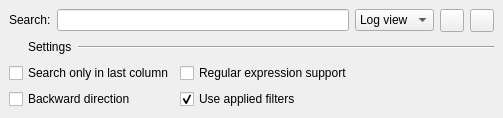
First picture: the form in src/SearchBar.ui, repository DonRumata710/LogManager, before the edit.
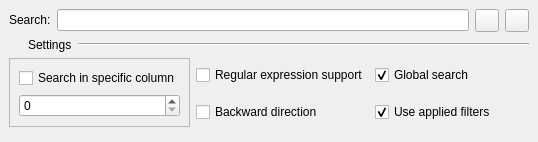
Second picture: the form after the edit. Icons and pictures are not drawn.

Patch:
```diff
--- a/src/SearchBar.ui
+++ b/src/SearchBar.ui
@@ -6,13 +6,13 @@
    <rect>
     <x>0</x>
     <y>0</y>
-    <width>503</width>
-    <height>118</height>
+    <width>538</width>
+    <height>142</height>
    </rect>
   </property>
   <property name="sizePolicy">
    <sizepolicy hsizetype="Expanding" vsizetype="Preferred">
-    <horstretch>0</horstretch>
+    <horstretch>1</horstretch>
     <verstretch>0</verstretch>
    </sizepolicy>
   </property>
@@ -63,20 +63,6 @@
       <item>
        <widget class="QLineEdit" name="lineEdit"/>
       </item>
-      <item>
-       <widget class="QComboBox" name="cbSearchMode">
-        <item>
-         <property name="text">
-          <string>Log view</string>
-         </property>
-        </item>
-        <item>
-         <property name="text">
-          <string>Global</string>
-         </property>
-        </item>
-       </widget>
-      </item>
       <item>
        <widget class="QToolButton" name="bFindNext">
         <property name="toolTip">
@@ -183,16 +169,13 @@
       <property name="topMargin">
        <number>6</number>
       </property>
-      <item row="0" column="0">
-       <widget class="QCheckBox" name="cbLastColumnSearch">
-        <property name="sizePolicy">
-         <sizepolicy hsizetype="Fixed" vsizetype="Fixed">
-          <horstretch>0</horstretch>
-          <verstretch>0</verstretch>
-         </sizepolicy>
-        </property>
+      <item row="0" column="2">
+       <widget class="QCheckBox" name="cbGlobalSearch">
         <property name="text">
-         <string>Search only in last column</string>
+         <string>Global search</string>
+        </property>
+        <property name="checked">
+         <bool>true</bool>
         </property>
        </widget>
       </item>
@@ -209,36 +192,7 @@
         </property>
        </widget>
       </item>
-      <item row="1" column="1">
-       <widget class="QCheckBox" name="cbUseFilters">
-        <property name="sizePolicy">
-         <sizepolicy hsizetype="Fixed" vsizetype="Fixed">
-          <horstretch>0</horstretch>
-          <verstretch>0</verstretch>
-         </sizepolicy>
-        </property>
-        <property name="text">
-         <string>Use applied filters</string>
-        </property>
-        <property name="checked">
-         <bool>true</bool>
-        </property>
-       </widget>
-      </item>
-      <item row="1" column="0">
-       <widget class="QCheckBox" name="cbBackward">
-        <property name="sizePolicy">
-         <sizepolicy hsizetype="Fixed" vsizetype="Fixed">
-          <horstretch>0</horstretch>
-          <verstretch>0</verstretch>
-         </sizepolicy>
-        </property>
-        <property name="text">
-         <string>Backward direction</string>
-        </property>
-       </widget>
-      </item>
-      <item row="0" column="2">
+      <item row="0" column="3">
        <spacer name="horizontalSpacer">
         <property name="orientation">
          <enum>Qt::Orientation::Horizontal</enum>
@@ -251,9 +205,85 @@
         </property>
        </spacer>
       </item>
+      <item row="0" column="0" rowspan="2">
+       <widget class="QFrame" name="frame">
+        <property name="sizePolicy">
+         <sizepolicy hsizetype="Fixed" vsizetype="Fixed">
+          <horstretch>0</horstretch>
+          <verstretch>0</verstretch>
+         </sizepolicy>
+        </property>
+        <property name="frameShape">
+         <enum>QFrame::Shape::StyledPanel</enum>
+        </property>
+        <property name="frameShadow">
+         <enum>QFrame::Shadow::Raised</enum>
+        </property>
+        <layout class="QVBoxLayout" name="verticalLayout_2">
+         <item>
+          <widget class="QCheckBox" name="cbSpecificColumn">
+           <property name="sizePolicy">
+            <sizepolicy hsizetype="Fixed" vsizetype="Fixed">
+             <horstretch>0</horstretch>
+             <verstretch>0</verstretch>
+            </sizepolicy>
+           </property>
+           <property name="text">
+            <string>Search in specific column</string>
+           </property>
+          </widget>
+         </item>
+         <item>
+          <widget class="QSpinBox" name="sbColumn"/>
+         </item>
+        </layout>
+       </widget>
+      </item>
+      <item row="1" column="1">
+       <widget class="QCheckBox" name="cbBackward">
+        <property name="sizePolicy">
+         <sizepolicy hsizetype="Fixed" vsizetype="Fixed">
+          <horstretch>0</horstretch>
+          <verstretch>0</verstretch>
+         </sizepolicy>
+        </property>
+        <property name="text">
+         <string>Backward direction</string>
+        </property>
+       </widget>
+      </item>
+      <item row="1" column="2">
+       <widget class="QCheckBox" name="cbUseFilters">
+        <property name="sizePolicy">
+         <sizepolicy hsizetype="Fixed" vsizetype="Fixed">
+          <horstretch>0</horstretch>
+          <verstretch>0</verstretch>
+         </sizepolicy>
+        </property>
+        <property name="text">
+         <string>Use applied filters</string>
+        </property>
+        <property name="checked">
+         <bool>true</bool>
+        </property>
+       </widget>
+      </item>
      </layout>
     </widget>
    </item>
+   <item>
+    <spacer name="verticalSpacer">
+     <property name="orientation">
+      <enum>Qt::Orientation::Vertical</enum>
+     </property>
+     <property name="sizeHint" stdset="0">
+      <size>
+       <width>40</width>
+       <height>0</height>
+      </size>
+     </property>
+    </spacer>
+   </item>
   </layout>
  </widget>
  <resources>
```
Left out of the diff: 8 changed lines with no effect on the pictures.
